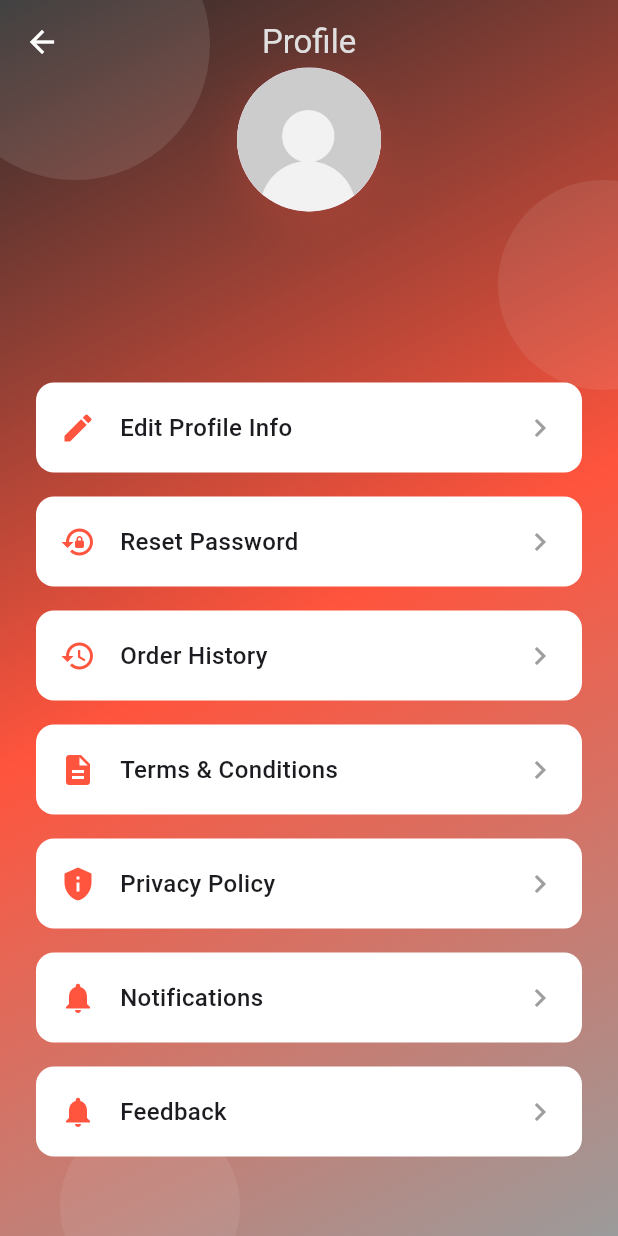
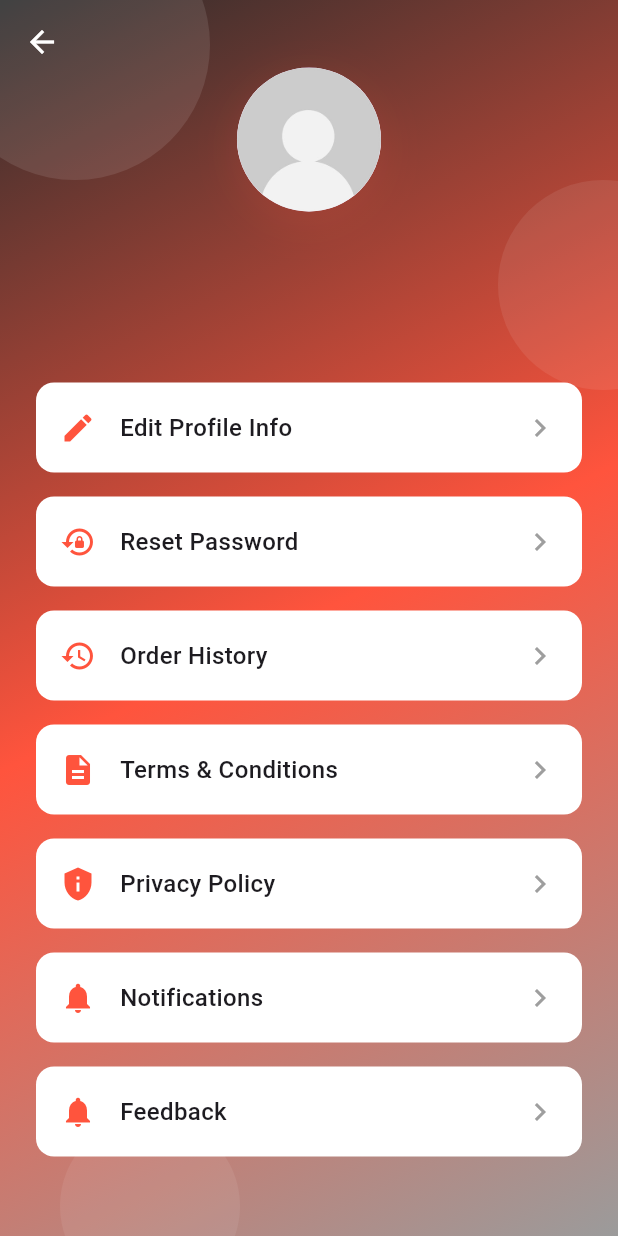
Before and after one commit to SheikhSarim/Laptop-Harbour, a Flutter app: the DrawerProfileScreen screen opened by its route, on a phone screen of 412 x 824 dp. Run offline on Flutter 3.47's test engine with Material 3 defaults, Android fonts, the phone set to English and light mode, and no system bars; our stand-ins replace carousel_slider, cloud_firestore, firebase_auth, firebase_core, flutter_keyboard_visibility, get and 5 more; missing offline and left inert: mailer; accounts and stored records are empty.

```diff
--- a/lib/screens/user_panel/profile/drawer_profile.dart
+++ b/lib/screens/user_panel/profile/drawer_profile.dart
@@ -46,10 +46,6 @@ class DrawerProfileScreen extends StatelessWidget {
             ),
             automaticallyImplyLeading: true,
             centerTitle: true,
-            title: const Text(
-              'Profile',
-              style: TextStyle(color: AppConstants.invertTextColor),
-            ),
             backgroundColor: Colors.transparent,
             // elevation: 1,
           ),
```
Also changed, not shown: 3 other files.
